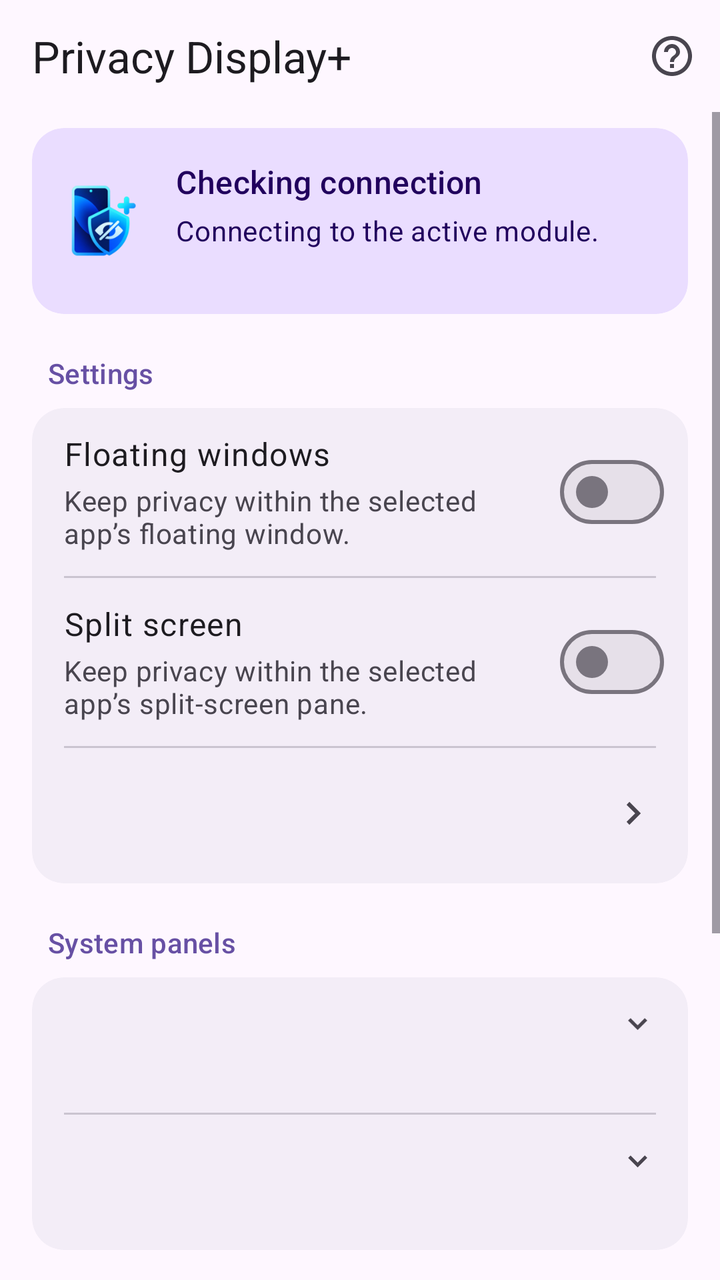
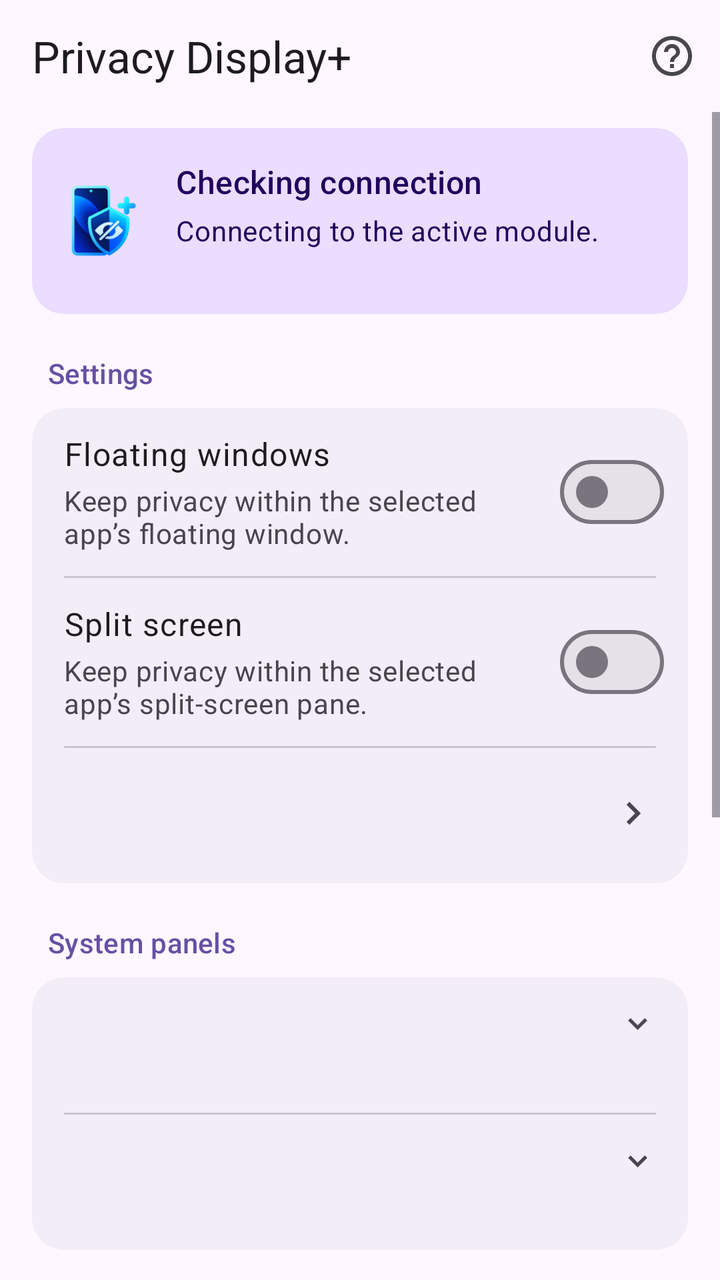

Screens rendered from an Android XML layout before and after an edit, with the pre-edit source and the edit as a unified diff.
<!-- AndroidManifest.xml: application theme Theme.PrivacyDisplayPlus -->
<!-- res/layout/activity_main.xml -->
<?xml version="1.0" encoding="utf-8"?>
<LinearLayout xmlns:android="http://schemas.android.com/apk/res/android"
    xmlns:app="http://schemas.android.com/apk/res-auto"
    android:id="@+id/screen" android:layout_width="match_parent" android:layout_height="match_parent"
    android:orientation="vertical">
    <com.google.android.material.appbar.MaterialToolbar
        android:id="@+id/toolbar" android:layout_width="match_parent" android:layout_height="56dp"
        app:title="@string/app_name" app:menu="@menu/main"
        app:contentInsetStart="16dp" app:contentInsetEnd="8dp"
        app:titleTextAppearance="@style/TextAppearance.Material3.TitleLarge" />
    <ScrollView android:layout_width="match_parent" android:layout_height="0dp"
        android:layout_weight="1" android:clipToPadding="false" android:fillViewport="false">
        <LinearLayout android:layout_width="match_parent" android:layout_height="wrap_content"
            android:orientation="vertical" android:paddingStart="16dp" android:paddingEnd="16dp"
            android:paddingTop="8dp" android:paddingBottom="20dp">
            <com.google.android.material.card.MaterialCardView
                style="@style/Widget.Material3.CardView.Filled"
                android:layout_width="match_parent" android:layout_height="wrap_content"
                app:cardBackgroundColor="?attr/colorPrimaryContainer" app:cardElevation="0dp"
                app:shapeAppearanceOverlay="@style/Shape.PrivacyDisplayPlus.Card">
                <LinearLayout android:layout_width="match_parent" android:layout_height="wrap_content"
                    android:orientation="horizontal" android:gravity="center_vertical" android:padding="16dp">
                    <ImageView android:layout_width="40dp" android:layout_height="48dp"
                        android:layout_marginEnd="16dp" android:src="@drawable/ic_brand"
                        android:importantForAccessibility="no" android:contentDescription="@null" />
                    <LinearLayout android:layout_width="0dp" android:layout_height="wrap_content"
                        android:layout_weight="1" android:orientation="vertical">
                        <TextView android:id="@+id/status_title"
                            android:layout_width="match_parent" android:layout_height="wrap_content"
                            android:text="@string/status_connecting"
                            android:textAppearance="@style/TextAppearance.Material3.TitleMedium"
                            android:textColor="?attr/colorOnPrimaryContainer"
                            android:accessibilityLiveRegion="polite" />
                        <TextView android:id="@+id/status_detail"
                            android:layout_width="match_parent" android:layout_height="wrap_content"
                            android:minLines="2" android:layout_marginTop="4dp"
                            android:text="@string/status_connecting_detail"
                            android:textAppearance="@style/TextAppearance.Material3.BodyMedium"
                            android:textColor="?attr/colorOnPrimaryContainer" />
                    </LinearLayout>
                </LinearLayout>
            </com.google.android.material.card.MaterialCardView>

            <TextView android:layout_width="match_parent" android:layout_height="wrap_content"
                android:layout_marginTop="20dp" android:layout_marginStart="8dp" android:layout_marginBottom="8dp"
                android:text="@string/settings_section"
                android:textAppearance="@style/TextAppearance.Material3.LabelLarge"
                android:textColor="?attr/colorPrimary" android:accessibilityHeading="true" />
            <com.google.android.material.card.MaterialCardView
                style="@style/Widget.Material3.CardView.Filled"
                android:layout_width="match_parent" android:layout_height="wrap_content"
                app:cardBackgroundColor="?attr/colorSurfaceContainer" app:cardElevation="0dp"
                app:shapeAppearanceOverlay="@style/Shape.PrivacyDisplayPlus.Card">
                <LinearLayout android:layout_width="match_parent" android:layout_height="wrap_content"
                    android:orientation="vertical">
                    <LinearLayout android:layout_width="match_parent" android:layout_height="wrap_content"
                        android:orientation="horizontal" android:gravity="center_vertical"
                        android:paddingStart="16dp" android:paddingEnd="12dp"
                        android:paddingTop="12dp" android:paddingBottom="12dp">
                        <LinearLayout android:layout_width="0dp" android:layout_height="wrap_content"
                            android:layout_weight="1" android:orientation="vertical" android:layout_marginEnd="12dp">
                            <TextView android:layout_width="match_parent" android:layout_height="wrap_content"
                                android:text="@string/floating_title" android:labelFor="@id/popup_toggle"
                                android:textAppearance="@style/TextAppearance.Material3.BodyLarge"
                                android:textColor="?attr/colorOnSurface" />
                            <TextView android:layout_width="match_parent" android:layout_height="wrap_content"
                                android:layout_marginTop="3dp" android:text="@string/floating_description"
                                android:textAppearance="@style/TextAppearance.Material3.BodyMedium"
                                android:textColor="?attr/colorOnSurfaceVariant" />
                        </LinearLayout>
                        <com.google.android.material.materialswitch.MaterialSwitch
                            android:id="@+id/popup_toggle" android:layout_width="wrap_content"
                            android:layout_height="48dp" android:minWidth="48dp"
                            android:contentDescription="@string/floating_title" />
                    </LinearLayout>
                    <com.google.android.material.divider.MaterialDivider
                        android:layout_width="match_parent" android:layout_height="1dp"
                        app:dividerInsetStart="16dp" app:dividerInsetEnd="16dp" />
                    <LinearLayout android:layout_width="match_parent" android:layout_height="wrap_content"
                        android:orientation="horizontal" android:gravity="center_vertical"
                        android:paddingStart="16dp" android:paddingEnd="12dp"
                        android:paddingTop="12dp" android:paddingBottom="12dp">
                        <LinearLayout android:layout_width="0dp" android:layout_height="wrap_content"
                            android:layout_weight="1" android:orientation="vertical" android:layout_marginEnd="12dp">
                            <TextView android:layout_width="match_parent" android:layout_height="wrap_content"
                                android:text="@string/split_title" android:labelFor="@id/split_toggle"
                                android:textAppearance="@style/TextAppearance.Material3.BodyLarge"
                                android:textColor="?attr/colorOnSurface" />
                            <TextView android:layout_width="match_parent" android:layout_height="wrap_content"
                                android:layout_marginTop="3dp" android:text="@string/split_description"
                                android:textAppearance="@style/TextAppearance.Material3.BodyMedium"
                                android:textColor="?attr/colorOnSurfaceVariant" />
                        </LinearLayout>
                        <com.google.android.material.materialswitch.MaterialSwitch
                            android:id="@+id/split_toggle" android:layout_width="wrap_content"
                            android:layout_height="48dp" android:minWidth="48dp"
                            android:contentDescription="@string/split_title" />
                    </LinearLayout>
                    <com.google.android.material.divider.MaterialDivider
                        android:layout_width="match_parent" android:layout_height="1dp"
                        app:dividerInsetStart="16dp" app:dividerInsetEnd="16dp" />
                    <include android:id="@+id/app_rules" layout="@layout/settings_action_row" />
                </LinearLayout>
            </com.google.android.material.card.MaterialCardView>

            <TextView android:layout_width="match_parent" android:layout_height="wrap_content"
                android:layout_marginTop="20dp" android:layout_marginStart="8dp" android:layout_marginBottom="8dp"
                android:text="@string/system_panels_section"
                android:textAppearance="@style/TextAppearance.Material3.LabelLarge"
                android:textColor="?attr/colorPrimary" android:accessibilityHeading="true" />
            <com.google.android.material.card.MaterialCardView
                style="@style/Widget.Material3.CardView.Filled"
                android:layout_width="match_parent" android:layout_height="wrap_content"
                app:cardBackgroundColor="?attr/colorSurfaceContainer" app:cardElevation="0dp"
                app:shapeAppearanceOverlay="@style/Shape.PrivacyDisplayPlus.Card">
                <LinearLayout android:layout_width="match_parent" android:layout_height="wrap_content"
                    android:orientation="vertical">
                    <include android:id="@+id/notification_center_level" layout="@layout/settings_menu_row" />
                    <com.google.android.material.divider.MaterialDivider
                        android:layout_width="match_parent" android:layout_height="1dp"
                        app:dividerInsetStart="16dp" app:dividerInsetEnd="16dp" />
                    <include android:id="@+id/quick_settings_level" layout="@layout/settings_menu_row" />
                </LinearLayout>
            </com.google.android.material.card.MaterialCardView>

            <TextView android:layout_width="match_parent" android:layout_height="wrap_content"
                android:layout_marginTop="20dp" android:layout_marginStart="8dp" android:layout_marginBottom="8dp"
                android:text="@string/lock_screen_section"
                android:textAppearance="@style/TextAppearance.Material3.LabelLarge"
                android:textColor="?attr/colorPrimary" android:accessibilityHeading="true" />
            <com.google.android.material.card.MaterialCardView
                style="@style/Widget.Material3.CardView.Filled"
                android:layout_width="match_parent" android:layout_height="wrap_content"
                app:cardBackgroundColor="?attr/colorSurfaceContainer" app:cardElevation="0dp"
                app:shapeAppearanceOverlay="@style/Shape.PrivacyDisplayPlus.Card">
                <include android:id="@+id/lock_screen_level" layout="@layout/settings_menu_row" />
            </com.google.android.material.card.MaterialCardView>

            <com.google.android.material.button.MaterialButton
                android:id="@+id/soft_reboot" style="@style/Widget.Material3.Button.TonalButton"
                android:layout_width="match_parent" android:layout_height="wrap_content"
                android:layout_marginTop="16dp" android:minHeight="48dp"
                android:text="@string/soft_reboot"
                android:textAppearance="@style/TextAppearance.Material3.LabelLarge" />
            <TextView android:id="@+id/reboot_status"
                android:layout_width="match_parent" android:layout_height="wrap_content"
                android:layout_marginTop="4dp" android:paddingStart="8dp" android:paddingEnd="8dp"
                android:gravity="center" android:text="@string/reboot_root_hint"
                android:textAppearance="@style/TextAppearance.Material3.BodySmall"
                android:textColor="?attr/colorOnSurfaceVariant" android:accessibilityLiveRegion="polite" />

            <TextView android:layout_width="match_parent" android:layout_height="wrap_content"
                android:layout_marginTop="12dp" android:paddingStart="8dp" android:paddingEnd="8dp"
                android:text="@string/samsung_hint"
                android:textAppearance="@style/TextAppearance.Material3.BodySmall"
                android:textColor="?attr/colorOnSurfaceVariant" />
        </LinearLayout>
    </ScrollView>
</LinearLayout>
<!-- res/layout/settings_action_row.xml (included above) -->
<?xml version="1.0" encoding="utf-8"?>
<LinearLayout xmlns:android="http://schemas.android.com/apk/res/android"
    android:layout_width="match_parent" android:layout_height="wrap_content"
    android:orientation="horizontal" android:gravity="center_vertical"
    android:paddingStart="16dp" android:paddingEnd="16dp" android:paddingTop="12dp" android:paddingBottom="12dp"
    android:minHeight="64dp" android:clickable="true" android:focusable="true"
    android:background="?attr/selectableItemBackground">
    <LinearLayout android:layout_width="0dp" android:layout_height="wrap_content"
        android:layout_weight="1" android:orientation="vertical" android:layout_marginEnd="12dp">
        <TextView android:id="@+id/action_title" android:layout_width="match_parent" android:layout_height="wrap_content"
            android:textAppearance="@style/TextAppearance.Material3.BodyLarge" android:textColor="?attr/colorOnSurface" />
        <TextView android:id="@+id/action_detail" android:layout_width="match_parent" android:layout_height="wrap_content"
            android:layout_marginTop="3dp" android:textAppearance="@style/TextAppearance.Material3.BodyMedium"
            android:textColor="?attr/colorOnSurfaceVariant" />
    </LinearLayout>
    <ImageView android:layout_width="24dp" android:layout_height="24dp" android:src="@drawable/ic_chevron_right"
        android:importantForAccessibility="no" android:contentDescription="@null" />
</LinearLayout>
<!-- res/layout/settings_menu_row.xml (included above) -->
<?xml version="1.0" encoding="utf-8"?>
<LinearLayout xmlns:android="http://schemas.android.com/apk/res/android" xmlns:app="http://schemas.android.com/apk/res-auto"
    android:layout_width="match_parent" android:layout_height="wrap_content"
    android:orientation="vertical" android:gravity="center_vertical"
    android:paddingStart="16dp" android:paddingEnd="16dp"
    android:paddingTop="12dp" android:paddingBottom="12dp" android:minHeight="64dp"
    android:clickable="true" android:focusable="true"
    android:background="?attr/selectableItemBackground">
    <LinearLayout android:layout_width="match_parent" android:layout_height="wrap_content"
        android:orientation="horizontal" android:gravity="center_vertical"
        android:importantForAccessibility="noHideDescendants">
        <TextView android:id="@+id/choice_title" android:layout_width="0dp" android:layout_height="wrap_content"
            android:layout_weight="1" android:layout_marginEnd="12dp"
            android:textAppearance="@style/TextAppearance.Material3.BodyLarge" android:textColor="?attr/colorOnSurface" />
        <LinearLayout android:id="@+id/choice_control" android:layout_width="wrap_content" android:layout_height="wrap_content"
            android:orientation="horizontal" android:gravity="center">
            <TextView android:id="@+id/choice_value" android:layout_width="wrap_content" android:layout_height="wrap_content"
                android:singleLine="true" android:textAppearance="@style/TextAppearance.Material3.BodyMedium"
                android:textColor="?attr/colorPrimary" android:textAlignment="viewEnd" />
            <ImageView android:id="@+id/choice_arrow" android:layout_width="20dp" android:layout_height="20dp"
                android:layout_marginStart="8dp" android:src="@drawable/ic_chevron_right" android:rotation="90"
                app:tint="?attr/colorOnSurfaceVariant" android:importantForAccessibility="no" android:contentDescription="@null" />
        </LinearLayout>
    </LinearLayout>
    <TextView android:id="@+id/choice_description" android:layout_width="match_parent" android:layout_height="wrap_content"
        android:layout_marginTop="3dp" android:textAppearance="@style/TextAppearance.Material3.BodyMedium"
        android:textColor="?attr/colorOnSurfaceVariant" android:importantForAccessibility="no" />
</LinearLayout>
<!-- resources referenced by this layout -->
<resources>
  <!-- drawable ic_brand: png bitmap (drawable-hdpi, 7210 bytes) -->
  <!-- drawable ic_chevron_right (drawable) -->
  <vector xmlns:android="http://schemas.android.com/apk/res/android" android:width="24dp" android:height="24dp"
      android:viewportWidth="24" android:viewportHeight="24" android:autoMirrored="true" android:tint="?attr/colorOnSurfaceVariant">
      <path android:fillColor="#FFFFFFFF" android:pathData="M9.29,6.71L13.59,11l-4.3,4.29L10.71,16.71 16.41,11 10.71,5.29z" />
  </vector>
  <string name="app_name">Privacy Display+</string>
  <string name="floating_description">Keep privacy within the selected app\u2019s floating window.</string>
  <string name="floating_title">Floating windows</string>
  <string name="lock_screen_section">Lock screen</string>
  <string name="reboot_root_hint">Requires root. Running apps will close.</string>
  <string name="samsung_hint">Choose apps in Samsung Privacy Display. Other privacy settings remain in effect.</string>
  <string name="settings_section">Settings</string>
  <string name="soft_reboot">Soft reboot</string>
  <string name="split_description">Keep privacy within the selected app\u2019s split-screen pane.</string>
  <string name="split_title">Split screen</string>
  <string name="status_connecting">Checking connection</string>
  <string name="status_connecting_detail">Connecting to the active module.</string>
  <string name="system_panels_section">System panels</string>
  <style name="Shape.PrivacyDisplayPlus.Card" parent="">
          <item name="cornerFamily">rounded</item>
          <item name="cornerSize">16dp</item>
      </style>
  <style name="Theme.PrivacyDisplayPlus" parent="Theme.Material3.DayNight.NoActionBar">
          <item name="android:windowBackground">?attr/colorSurface</item>
          <item name="android:statusBarColor">@android:color/transparent</item>
          <item name="android:navigationBarColor">@android:color/transparent</item>
      </style>
</resources>

<!-- the commit's change to res/layout/activity_main.xml (unified diff, before → after) -->
@@ -133,7 +133,36 @@
                 android:layout_width="match_parent" android:layout_height="wrap_content"
                 app:cardBackgroundColor="?attr/colorSurfaceContainer" app:cardElevation="0dp"
                 app:shapeAppearanceOverlay="@style/Shape.PrivacyDisplayPlus.Card">
-                <include android:id="@+id/lock_screen_level" layout="@layout/settings_menu_row" />
+                <LinearLayout android:layout_width="match_parent" android:layout_height="wrap_content"
+                    android:orientation="vertical">
+                    <include android:id="@+id/lock_screen_level" layout="@layout/settings_menu_row" />
+                    <com.google.android.material.divider.MaterialDivider
+                        android:layout_width="match_parent" android:layout_height="1dp"
+                        app:dividerInsetStart="16dp" app:dividerInsetEnd="16dp" />
+                    <LinearLayout android:layout_width="match_parent" android:layout_height="wrap_content"
+                        android:orientation="horizontal" android:gravity="center_vertical"
+                        android:paddingStart="16dp" android:paddingEnd="12dp"
+                        android:paddingTop="12dp" android:paddingBottom="12dp">
+                        <LinearLayout android:layout_width="0dp" android:layout_height="wrap_content"
+                            android:layout_weight="1" android:orientation="vertical" android:layout_marginEnd="12dp">
+                            <TextView android:layout_width="match_parent" android:layout_height="wrap_content"
+                                android:text="@string/secure_entry_maximum_title"
+                                android:labelFor="@id/secure_entry_maximum_toggle"
+                                android:textAppearance="@style/TextAppearance.Material3.BodyLarge"
+                                android:textColor="?attr/colorOnSurface" />
+                            <TextView android:layout_width="match_parent" android:layout_height="wrap_content"
+                                android:layout_marginTop="3dp"
+                                android:text="@string/secure_entry_maximum_description"
+                                android:textAppearance="@style/TextAppearance.Material3.BodyMedium"
+                                android:textColor="?attr/colorOnSurfaceVariant" />
+                        </LinearLayout>
+                        <com.google.android.material.materialswitch.MaterialSwitch
+                            android:id="@+id/secure_entry_maximum_toggle"
+                            android:layout_width="wrap_content" android:layout_height="48dp"
+                            android:minWidth="48dp"
+                            android:contentDescription="@string/secure_entry_maximum_title" />
+                    </LinearLayout>
+                </LinearLayout>
             </com.google.android.material.card.MaterialCardView>
 
             <com.google.android.material.button.MaterialButton
<!-- resource entries referenced after the edit -->
@@ -9,9 +9,11 @@
   <string name="app_name">Privacy Display+</string>
   <string name="floating_description">Keep privacy within the selected app\u2019s floating window.</string>
   <string name="floating_title">Floating windows</string>
-  <string name="lock_screen_section">Lock screen</string>
+  <string name="lock_screen_section">Lock screen and credentials</string>
   <string name="reboot_root_hint">Requires root. Running apps will close.</string>
   <string name="samsung_hint">Choose apps in Samsung Privacy Display. Other privacy settings remain in effect.</string>
+  <string name="secure_entry_maximum_description">Use Maximum when Samsung protects credential entry. Turn on PIN, pattern, password in Samsung Privacy Display settings.</string>
+  <string name="secure_entry_maximum_title">Maximum for PIN, pattern, password</string>
   <string name="settings_section">Settings</string>
   <string name="soft_reboot">Soft reboot</string>
   <string name="split_description">Keep privacy within the selected app\u2019s split-screen pane.</string>
